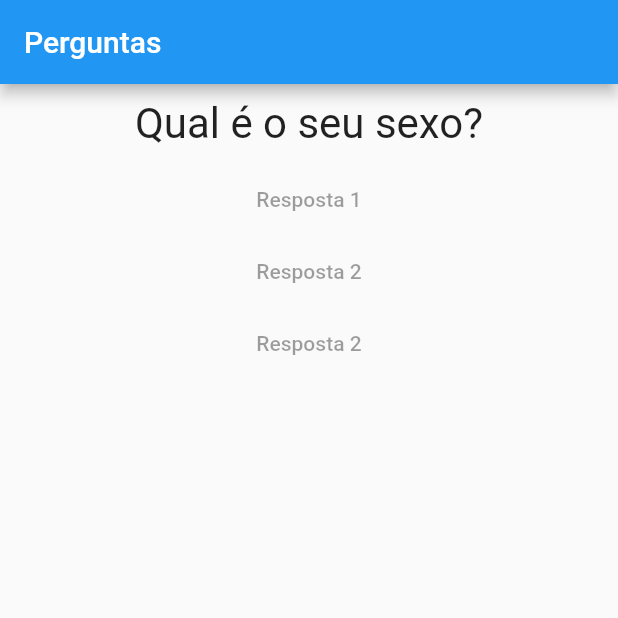
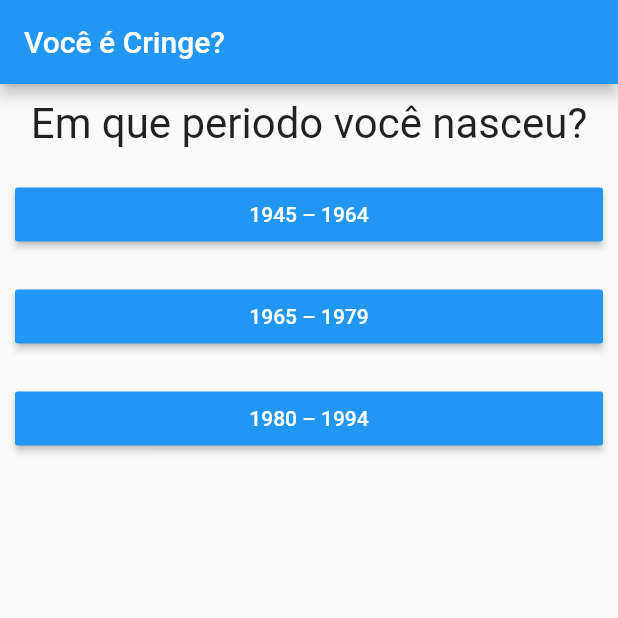
Before and after one commit to Oicak/Flutter_VcEhCringe, a Flutter app: the screen it shows after launch, on a phone screen of 412 x 824 dp, the top half of it. Run offline on Flutter 3.47's test engine with Material 2 defaults, Android fonts, the phone set to English and light mode, and no system bars.

Commit message:
Commit - Aula 55

```diff
--- a/perguntas/lib/main.dart
+++ b/perguntas/lib/main.dart
@@ -1,4 +1,5 @@
 import 'package:flutter/material.dart';
+import 'package:perguntas/ehCringe.dart';
 import 'questao.dart';
 import 'reposta.dart';
 
@@ -8,35 +9,68 @@ main() {
 
 class _PerguntaAppState extends State<PerguntaApp> {
   int _perguntaSelecionada = 0;
+  bool _indice = true;
 
-  void _resposta() {
+  void _respostaVerdadeira() {
     setState(() {
-      _perguntaSelecionada++;
+      _perguntaSelecionada <= 1
+          ? _perguntaSelecionada++
+          : _perguntaSelecionada = 1;
     });
-    print(_perguntaSelecionada);
+  }
+
+  void _respostaFalse() {
+    setState(() {
+      _perguntaSelecionada <= 1
+          ? _perguntaSelecionada++
+          : _perguntaSelecionada = 1;
+      _indice = false;
+    });
   }
 
   final perguntas = [
-    "Qual é o seu sexo?",
-    "Em que ano você nasceu?",
-    "Você usa calça Skin?",
-    "Você fala de Boletor"
+    {
+      'texto': "Em que periodo você nasceu?",
+      'resposta1': "1945 – 1964",
+      'resposta2': "1965 – 1979",
+      'resposta3': "1980 – 1994",
+    },
+    {
+      'texto': "Você usa calça Skin?",
+      'resposta1': 'Sim',
+      'resposta2': 'Não',
+      'resposta3': 'O que isso?',
+    },
+    {
+      'texto': "Você mecionou a palavra 'Boleto' em alguma conversa?",
+      'resposta1': 'Sim',
+      'resposta2': 'Não',
+      'resposta3': 'O que isso?',
+    }
   ];
 
   Widget build(BuildContext context) {
     return MaterialApp(
       home: Scaffold(
         appBar: AppBar(
-          title: Text('Perguntas'),
+          title: Text('Você é Cringe?'),
         ),
-        body: Column(
-          children: [
-            Questao(perguntas[_perguntaSelecionada]),
-            Resposta(texto: 'Resposta 1'),
-            Resposta(texto: 'Resposta 2'),
-            Resposta(texto: 'Resposta 2'),
-          ],
-        ),
+        body: _indice == true
+            ? Column(
+                children: [
+                  Questao(perguntas[_perguntaSelecionada]['texto'].toString()),
+                  Resposta(
+                      perguntas[_perguntaSelecionada]['resposta1'].toString(),
+                      _respostaFalse),
+                  Resposta(
+                      perguntas[_perguntaSelecionada]['resposta2'].toString(),
+                      _respostaVerdadeira),
+                  Resposta(
+                      perguntas[_perguntaSelecionada]['resposta3'].toString(),
+                      _respostaVerdadeira),
+                ],
+              )
+            : EhCringe("Você é Cringe!"),
       ),
     );
   }
--- a/perguntas/lib/reposta.dart
+++ b/perguntas/lib/reposta.dart
@@ -2,15 +2,20 @@ import "package:flutter/material.dart";
 
 class Resposta extends StatelessWidget {
   final String texto;
+  final void Function() quandoSelecionado;
 
-  Resposta({required this.texto});
+  Resposta(this.texto, this.quandoSelecionado);
 
   @override
   Widget build(BuildContext context) {
     return Container(
-      child: TextButton(
-        onPressed: null,
+      width: double.infinity,
+      padding: EdgeInsets.all(10),
+      child: RaisedButton(
+        onPressed: quandoSelecionado,
         child: Text(texto),
+        color: Colors.blue,
+        textColor: Colors.white,
       ),
     );
   }
```
Also changed, not shown: perguntas/lib/ehCringe.dart (added, +16 -0 lines).
